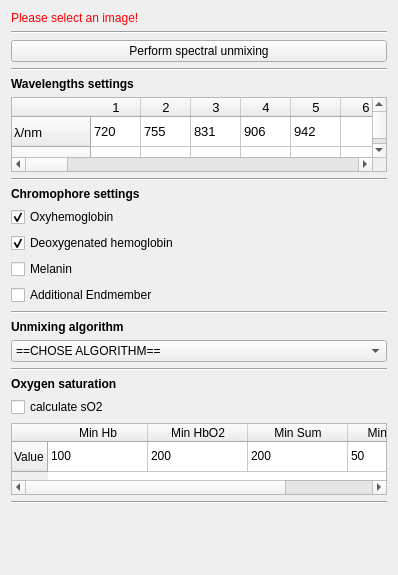
First picture: the form in Plugins/org.mitk.gui.qt.photoacoustics.spectralunmixing/src/internal/SpectralUnmixingControls.ui, repository MITK/MITK, before the edit.
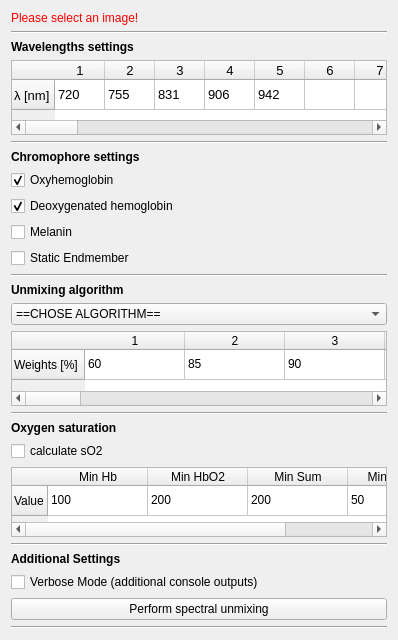
Second picture: the form after the edit. Icons and pictures are not drawn.

Commit message: added verbose mode and added show/hide for GUI tables (weights, SO2Settings).

Patch:
```diff
--- a/Plugins/org.mitk.gui.qt.photoacoustics.spectralunmixing/src/internal/SpectralUnmixingControls.ui
+++ b/Plugins/org.mitk.gui.qt.photoacoustics.spectralunmixing/src/internal/SpectralUnmixingControls.ui
@@ -7,7 +7,7 @@
     <x>0</x>
     <y>0</y>
     <width>398</width>
-    <height>575</height>
+    <height>607</height>
    </rect>
   </property>
   <property name="minimumSize">
@@ -37,23 +37,6 @@
      </property>
     </widget>
    </item>
-   <item>
-    <widget class="QPushButton" name="buttonPerformImageProcessing">
-     <property name="toolTip">
-      <string>Do image processing</string>
-     </property>
-     <property name="text">
-      <string>Perform spectral unmixing</string>
-     </property>
-    </widget>
-   </item>
-   <item>
-    <widget class="Line" name="line_3">
-     <property name="orientation">
-      <enum>Qt::Horizontal</enum>
-     </property>
-    </widget>
-   </item>
    <item>
     <widget class="QLabel" name="label">
      <property name="font">
@@ -106,12 +89,7 @@
      </attribute>
      <row>
       <property name="text">
-       <string>λ/nm</string>
-      </property>
-     </row>
-     <row>
-      <property name="text">
-       <string>Weights [%]</string>
+       <string>λ [nm]</string>
       </property>
      </row>
      <column>
@@ -514,31 +492,6 @@
        <string/>
       </property>
      </item>
-     <item row="1" column="0">
-      <property name="text">
-       <string>60</string>
-      </property>
-     </item>
-     <item row="1" column="1">
-      <property name="text">
-       <string>85</string>
-      </property>
-     </item>
-     <item row="1" column="2">
-      <property name="text">
-       <string>90</string>
-      </property>
-     </item>
-     <item row="1" column="3">
-      <property name="text">
-       <string>69</string>
-      </property>
-     </item>
-     <item row="1" column="4">
-      <property name="text">
-       <string>52</string>
-      </property>
-     </item>
     </widget>
    </item>
    <item>
@@ -600,7 +553,7 @@
    <item>
     <widget class="QCheckBox" name="checkBoxAdd">
      <property name="text">
-      <string>Additional Endmember</string>
+      <string>Static Endmember</string>
      </property>
     </widget>
    </item>
@@ -737,24 +690,159 @@
        <string>SimplexMax</string>
       </property>
      </item>
-     <item>
+    </widget>
+   </item>
+   <item>
+    <widget class="QTableWidget" name="tableWeight">
+     <property name="enabled">
+      <bool>true</bool>
+     </property>
+     <property name="minimumSize">
+      <size>
+       <width>0</width>
+       <height>75</height>
+      </size>
+     </property>
+     <property name="maximumSize">
+      <size>
+       <width>380</width>
+       <height>81</height>
+      </size>
+     </property>
+     <property name="autoFillBackground">
+      <bool>false</bool>
+     </property>
+     <property name="dragEnabled">
+      <bool>false</bool>
+     </property>
+     <row>
       <property name="text">
-       <string>Lagrange</string>
+       <string>Weights [%]</string>
       </property>
+     </row>
+     <column>
+      <property name="text">
+       <string>1</string>
+      </property>
+     </column>
+     <column>
+      <property name="text">
+       <string>2</string>
+      </property>
+     </column>
+     <column>
+      <property name="text">
+       <string>3</string>
+      </property>
+     </column>
+     <column>
+      <property name="text">
+       <string>4</string>
+      </property>
+     </column>
+     <column>
+      <property name="text">
+       <string>5</string>
+      </property>
+     </column>
+     <column>
+      <property name="text">
+       <string>6</string>
+      </property>
+     </column>
+     <column>
+      <property name="text">
+       <string>7</string>
+      </property>
+     </column>
+     <column>
+      <property name="text">
+       <string>8</string>
+      </property>
+     </column>
+     <column>
+      <property name="text">
+       <string>9</string>
+      </property>
+     </column>
+     <column>
+      <property name="text">
+       <string>10</string>
+      </property>
+     </column>
+     <column>
+      <property name="text">
+       <string>11</string>
+      </property>
+     </column>
+     <column>
+      <property name="text">
+       <string>12</string>
+      </property>
+     </column>
+     <column>
+      <property name="text">
+       <string>13</string>
+      </property>
+     </column>
+     <column>
+      <property name="text">
+       <string>14</string>
+      </property>
+     </column>
+     <column>
+      <property name="text">
+       <string>15</string>
+      </property>
+     </column>
+     <column>
+      <property name="text">
+       <string>16</string>
+      </property>
+     </column>
+     <column>
+      <property name="text">
+       <string>17</string>
+      </property>
+     </column>
+     <column>
+      <property name="text">
+       <string>18</string>
+      </property>
+     </column>
+     <column>
+      <property name="text">
+       <string>20</string>
+      </property>
+     </column>
+     <item row="0" column="0">
+      <property name="text">
+       <string>60</string>
+      </property>
      </item>
-     <item>
+     <item row="0" column="1">
       <property name="text">
-       <string>==Test algorithms==</string>
+       <string>85</string>
       </property>
      </item>
-     <item>
+     <item row="0" column="2">
       <property name="text">
-       <string>test</string>
+       <string>90</string>
       </property>
      </item>
-     <item>
+     <item row="0" column="3">
       <property name="text">
-       <string>vigratest</string>
+       <string>69</string>
+      </property>
+     </item>
+     <item row="0" column="4">
+      <property name="text">
+       <string>52</string>
+      </property>
+     </item>
+     <item row="0" column="11">
+      <property name="text">
+       <string/>
       </property>
      </item>
     </widget>
@@ -851,6 +939,43 @@
      </property>
     </widget>
    </item>
+   <item>
+    <widget class="QLabel" name="label_5">
+     <property name="font">
+      <font>
+       <weight>75</weight>
+       <bold>true</bold>
+      </font>
+     </property>
+     <property name="text">
+      <string>Additional Settings</string>
+     </property>
+    </widget>
+   </item>
+   <item>
+    <widget class="QCheckBox" name="checkBoxVerbose">
+     <property name="text">
+      <string>Verbose Mode (additional console outputs)</string>
+     </property>
+    </widget>
+   </item>
+   <item>
+    <widget class="QPushButton" name="buttonPerformImageProcessing">
+     <property name="toolTip">
+      <string>Do image processing</string>
+     </property>
+     <property name="text">
+      <string>Perform spectral unmixing</string>
+     </property>
+    </widget>
+   </item>
+   <item>
+    <widget class="Line" name="line_3">
+     <property name="orientation">
+      <enum>Qt::Horizontal</enum>
+     </property>
+    </widget>
+   </item>
    <item>
     <spacer name="verticalSpacer">
      <property name="orientation">
@@ -859,7 +984,7 @@
      <property name="sizeHint" stdset="0">
       <size>
        <width>20</width>
-       <height>69</height>
+       <height>40</height>
       </size>
      </property>
     </spacer>
```
The commit also changes 5 other files.
